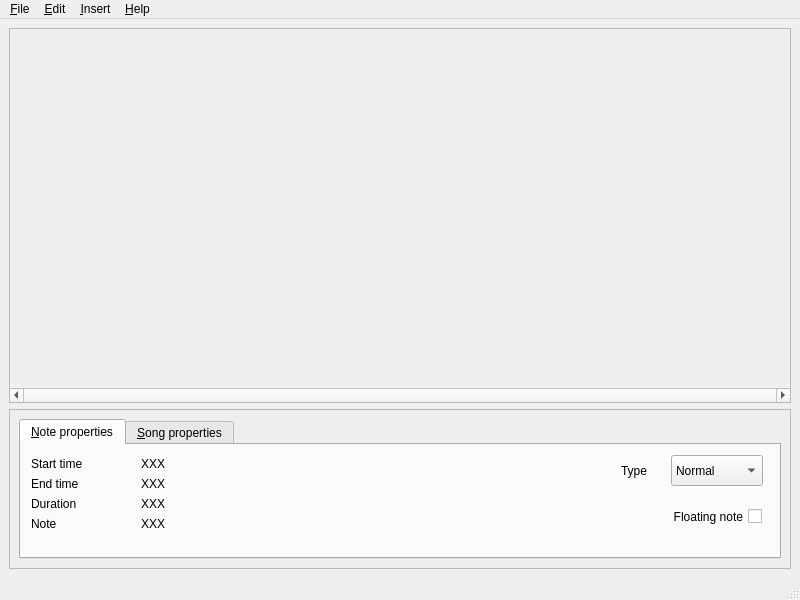
Qt form editor.ui (performous/composer) before a commit.
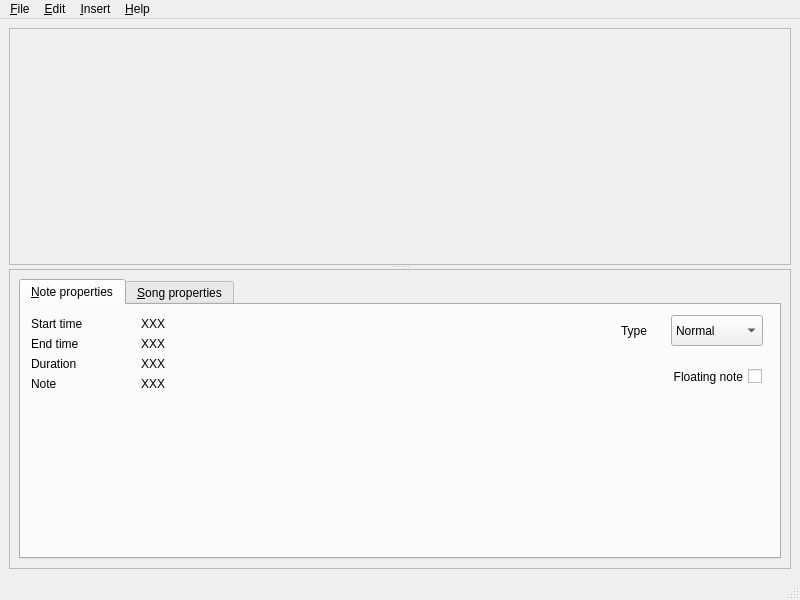
The same form after that commit. Custom widgets are drawn as their Qt base class.

Commit message: User-resizable notegraph/info tabs proportions.

Patch:
```diff
--- a/editor.ui
+++ b/editor.ui
@@ -16,11 +16,10 @@
   <widget class="QWidget" name="centralwidget">
    <layout class="QGridLayout" name="gridLayout">
     <item row="0" column="0">
-     <layout class="QVBoxLayout" name="mainLayout" stretch="7,3">
-      <property name="sizeConstraint">
-       <enum>QLayout::SetNoConstraint</enum>
+     <widget class="QSplitter" name="splitter">
+      <property name="orientation">
+       <enum>Qt::Vertical</enum>
       </property>
-      <item>
        <widget class="QScrollArea" name="scrollArea">
         <property name="sizePolicy">
          <sizepolicy hsizetype="Preferred" vsizetype="Preferred">
@@ -28,9 +27,6 @@
           <verstretch>0</verstretch>
          </sizepolicy>
         </property>
-        <property name="horizontalScrollBarPolicy">
-         <enum>Qt::ScrollBarAlwaysOn</enum>
-        </property>
         <property name="widgetResizable">
          <bool>true</bool>
         </property>
@@ -39,8 +35,8 @@
           <rect>
            <x>0</x>
            <y>0</y>
-           <width>778</width>
-           <height>351</height>
+          <width>780</width>
+          <height>370</height>
           </rect>
          </property>
          <layout class="QGridLayout" name="gridLayout_2">
@@ -63,8 +59,6 @@
          </layout>
         </widget>
        </widget>
-      </item>
-      <item>
        <widget class="QFrame" name="frame">
         <property name="sizePolicy">
          <sizepolicy hsizetype="Expanding" vsizetype="Expanding">
@@ -72,6 +66,12 @@
           <verstretch>0</verstretch>
          </sizepolicy>
         </property>
+       <property name="maximumSize">
+        <size>
+         <width>16777215</width>
+         <height>300</height>
+        </size>
+       </property>
         <property name="frameShape">
          <enum>QFrame::StyledPanel</enum>
         </property>
@@ -295,8 +295,7 @@
          </item>
         </layout>
        </widget>
-      </item>
-     </layout>
+     </widget>
     </item>
    </layout>
   </widget>
```
Left out of the diff: 14 changed lines with no effect on the pictures. Lines whose indentation alone changed are shown as unchanged. The commit also changes 1 other file.
